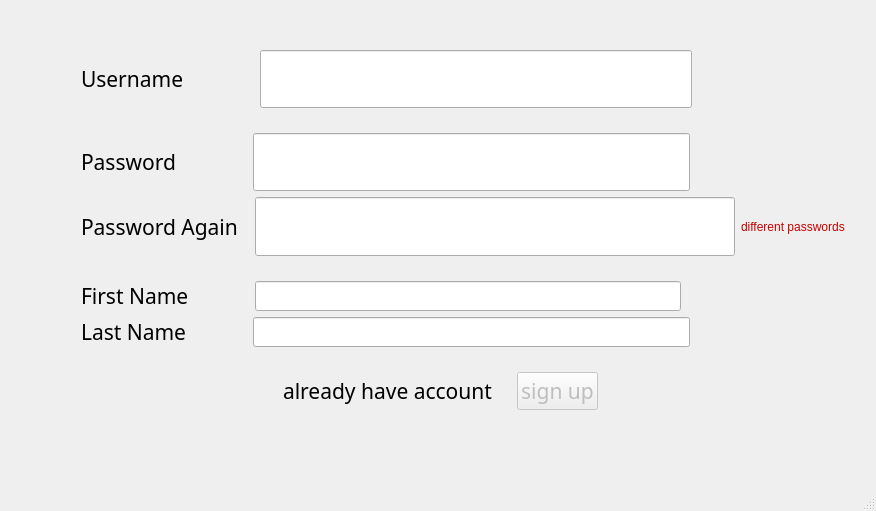
Qt form messenger/sign_in.ui (SeyedAliamiri/Messenger_cpp-31-_9) before a commit.
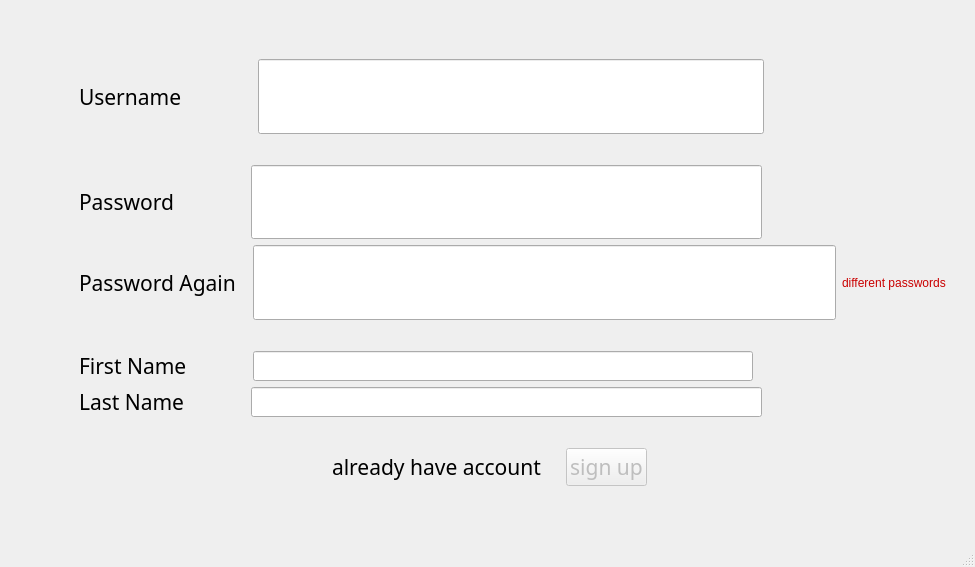
The same form after that commit.

The edit to the form file:
```diff
--- a/messenger/sign_in.ui
+++ b/messenger/sign_in.ui
@@ -6,23 +6,16 @@
    <rect>
     <x>0</x>
     <y>0</y>
-    <width>876</width>
-    <height>511</height>
+    <width>975</width>
+    <height>567</height>
    </rect>
   </property>
   <property name="windowTitle">
    <string>MainWindow</string>
   </property>
   <widget class="QWidget" name="centralwidget">
-   <widget class="QWidget" name="verticalLayoutWidget">
-    <property name="geometry">
-     <rect>
-      <x>11</x>
-      <y>11</y>
-      <width>854</width>
-      <height>438</height>
-     </rect>
-    </property>
+   <layout class="QVBoxLayout" name="verticalLayout">
+    <item>
     <layout class="QVBoxLayout" name="verticalLayout_2" stretch="2,3,1,3,3,1,1,1,1,3,2">
      <item>
       <spacer name="verticalSpacer">
@@ -492,7 +485,8 @@
       </spacer>
      </item>
     </layout>
-   </widget>
+    </item>
+   </layout>
   </widget>
   <widget class="QMenuBar" name="menubar">
    <property name="geometry">
```
Left out of the diff: 2 changed lines with no effect on the pictures. Lines whose indentation alone changed are shown as unchanged.
